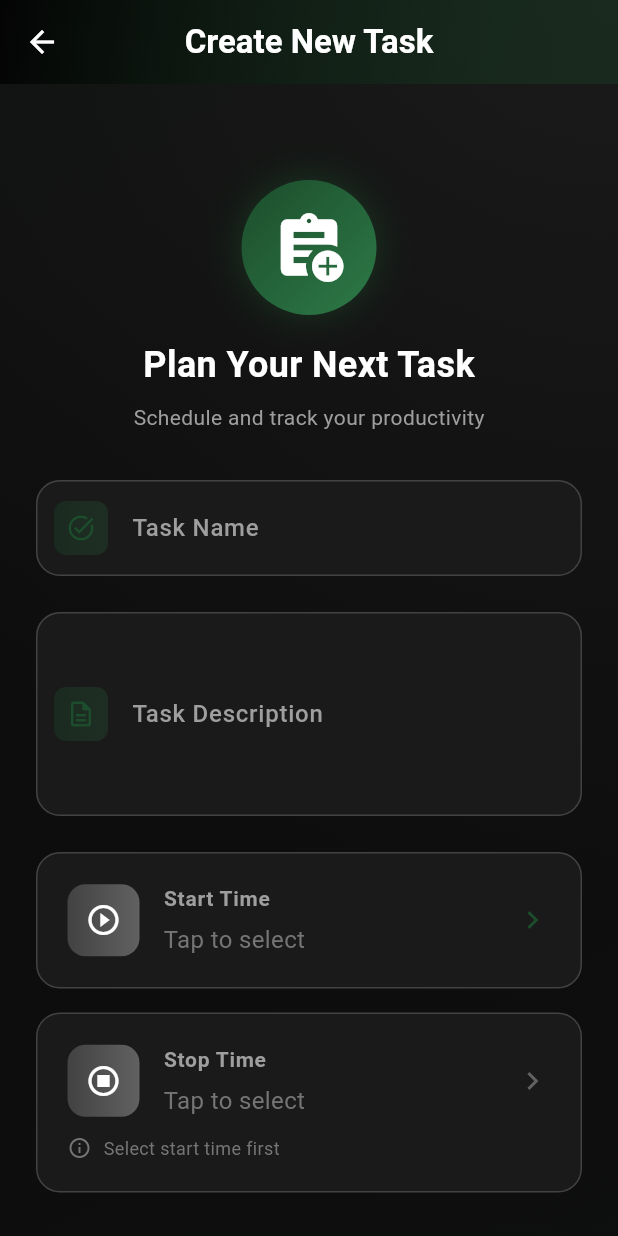
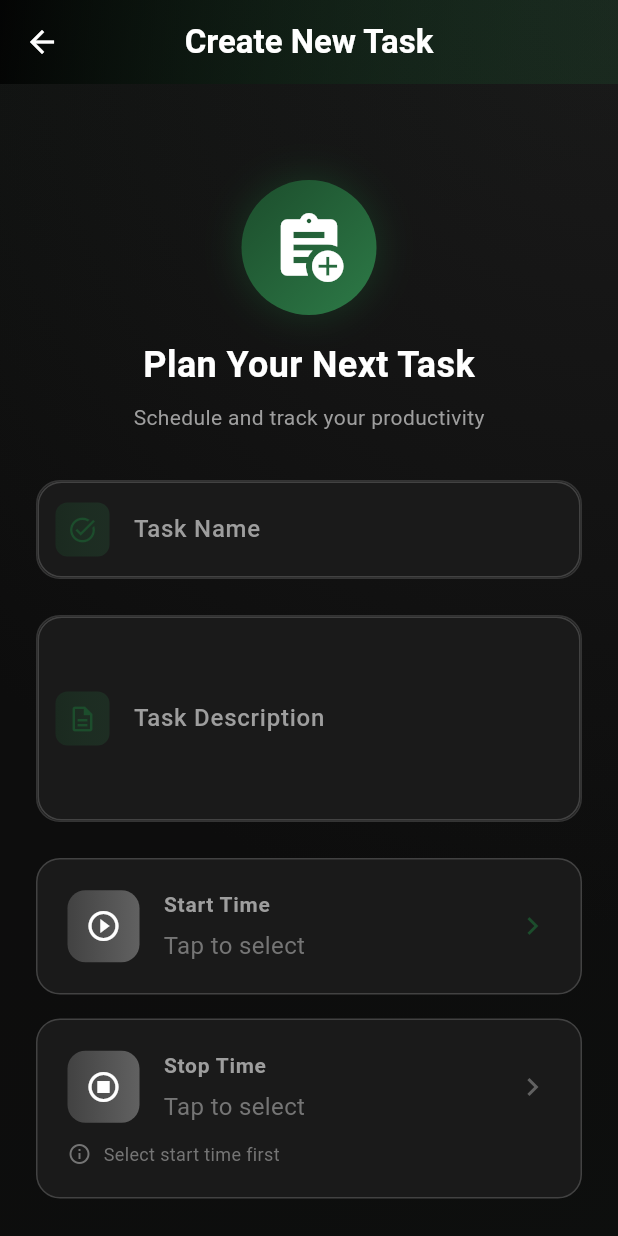
Before and after one commit to asifmehsood/Employee-Productivity-Tracker-Desktop-App, a Flutter app: the TaskFormScreen screen opened directly, on a phone screen of 412 x 824 dp. Run offline on Flutter 3.47's test engine with Material 3 defaults, Android fonts, the phone set to English and light mode, and no system bars; our stand-ins replace shared_preferences, sqflite_common_ffi; missing offline and left inert: screen_capturer, tray_manager, window_manager; accounts and stored records are empty.

Commit message:
Improve the UI of the task creation page

```diff
--- a/lib/screens/sign_up_screen.dart
+++ b/lib/screens/sign_up_screen.dart
@@ -76,8 +76,9 @@ class _SignUpScreenState extends State<SignUpScreen> {
               end: Alignment.bottomRight,
             ),
           ),
+          child: SingleChildScrollView(
             child: Center(
-            child: SingleChildScrollView(
+              child: Padding(
                 padding: const EdgeInsets.all(24.0),
                 child: ConstrainedBox(
                   constraints: const BoxConstraints(maxWidth: 400),
@@ -272,6 +273,7 @@ class _SignUpScreenState extends State<SignUpScreen> {
             ),
           ),
         ),
+      ),
     );
   }
 
--- a/lib/screens/task_form_screen.dart
+++ b/lib/screens/task_form_screen.dart
@@ -6,7 +6,6 @@ import 'package:flutter/material.dart';
 import 'package:provider/provider.dart';
 import '../providers/task_provider.dart';
 import '../providers/auth_provider.dart';
-import 'task_list_screen.dart';
 
 class TaskFormScreen extends StatefulWidget {
   const TaskFormScreen({super.key});
@@ -529,13 +528,22 @@ class _TaskFormScreenState extends State<TaskFormScreen> with TickerProviderStat
 
     if (task != null && mounted) {
       ScaffoldMessenger.of(context).showSnackBar(
-        const SnackBar(content: Text('Task created successfully!')),
+        const SnackBar(
+          content: Text('Task created successfully!'),
+          backgroundColor: Colors.green,
+          duration: Duration(seconds: 1),
+        ),
       );
-      // Navigate to task list screen
-      Navigator.pushReplacement(
-        context,
-        MaterialPageRoute(builder: (_) => const TaskListScreen()),
-      );
+
+      // Navigate to fresh task creation page
+      await Future.delayed(const Duration(milliseconds: 500));
+      if (mounted) {
+        Navigator.pushReplacement(
+          context,
+          MaterialPageRoute(builder: (_) => const TaskFormScreen()),
+        );
+      }
+
     } else if (mounted) {
       ScaffoldMessenger.of(context).showSnackBar(
         const SnackBar(content: Text('Failed to create task')),
@@ -584,12 +592,32 @@ class _AnimatedTextFieldWrapperState extends State<_AnimatedTextFieldWrapper> {
     return MouseRegion(
       onEnter: (_) => setState(() => _isHovered = true),
       onExit: (_) => setState(() => _isHovered = false),
-      child: AnimatedContainer(
+      child: AnimatedScale(
+        scale: _isHovered || isFocused ? 1.01 : 1.0,
         duration: const Duration(milliseconds: 200),
-        transform: Matrix4.identity()..scale(_isHovered || isFocused ? 1.01 : 1.0),
-        child: Container(
+        curve: Curves.easeInOut,
+        child: AnimatedContainer(
+          duration: const Duration(milliseconds: 200),
           decoration: BoxDecoration(
+            gradient: LinearGradient(
+              colors: [
+                const Color(0xFF1a1a1a),
+                _isHovered || isFocused
+                    ? const Color(0xFF1c4d2c).withOpacity(0.15)
+                    : const Color(0xFF1a1a1a),
+              ],
+              begin: Alignment.topLeft,
+              end: Alignment.bottomRight,
+            ),
             borderRadius: BorderRadius.circular(16),
+            border: Border.all(
+              color: isFocused
+                  ? const Color(0xFF3fd884)
+                  : _isHovered
+                      ? const Color(0xFF1c4d2c).withOpacity(0.5)
+                      : Colors.grey.withOpacity(0.2),
+              width: isFocused ? 2 : 1,
+            ),
             boxShadow: [
               if (isFocused)
                 BoxShadow(
```
Lines whose indentation alone changed are shown as unchanged.
